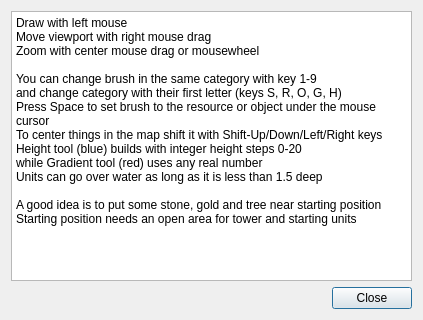
Before: the Qt Designer form source/glest_map_editor/help.ui in MegaGlest/megaglest-source, drawn with Qt 5.
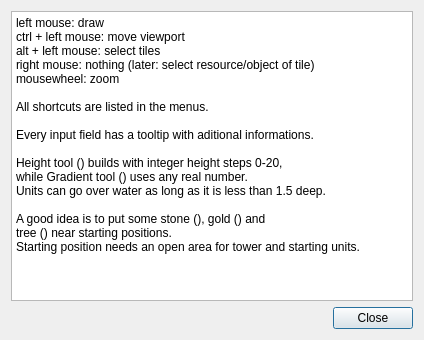
After: the same form once the commit is applied. Icons and pictures are not drawn.

Commit message: changed input fields, no further input validation necessary

Diff of the .ui file:
```diff
--- a/source/glest_map_editor/help.ui
+++ b/source/glest_map_editor/help.ui
@@ -6,8 +6,8 @@
    <rect>
     <x>0</x>
     <y>0</y>
-    <width>423</width>
-    <height>320</height>
+    <width>424</width>
+    <height>340</height>
    </rect>
   </property>
   <property name="windowTitle">
@@ -28,20 +28,26 @@
 &lt;html&gt;&lt;head&gt;&lt;meta name=&quot;qrichtext&quot; content=&quot;1&quot; /&gt;&lt;style type=&quot;text/css&quot;&gt;
 p, li { white-space: pre-wrap; }
 &lt;/style&gt;&lt;/head&gt;&lt;body style=&quot; font-family:'Sans Serif'; font-size:9pt; font-weight:400; font-style:normal;&quot;&gt;
-&lt;p style=&quot; margin-top:0px; margin-bottom:0px; margin-left:0px; margin-right:0px; -qt-block-indent:0; text-indent:0px;&quot;&gt;Draw with left mouse&lt;/p&gt;
-&lt;p style=&quot; margin-top:0px; margin-bottom:0px; margin-left:0px; margin-right:0px; -qt-block-indent:0; text-indent:0px;&quot;&gt;Move viewport with right mouse drag&lt;/p&gt;
-&lt;p style=&quot; margin-top:0px; margin-bottom:0px; margin-left:0px; margin-right:0px; -qt-block-indent:0; text-indent:0px;&quot;&gt;Zoom with center mouse drag or mousewheel&lt;/p&gt;
+&lt;p style=&quot; margin-top:0px; margin-bottom:0px; margin-left:0px; margin-right:0px; -qt-block-indent:0; text-indent:0px;&quot;&gt;left mouse: draw&lt;/p&gt;
+&lt;p style=&quot; margin-top:0px; margin-bottom:0px; margin-left:0px; margin-right:0px; -qt-block-indent:0; text-indent:0px;&quot;&gt;ctrl + left mouse: move viewport&lt;/p&gt;
+&lt;p style=&quot; margin-top:0px; margin-bottom:0px; margin-left:0px; margin-right:0px; -qt-block-indent:0; text-indent:0px;&quot;&gt;alt + left mouse: select tiles&lt;/p&gt;
+&lt;p style=&quot; margin-top:0px; margin-bottom:0px; margin-left:0px; margin-right:0px; -qt-block-indent:0; text-indent:0px;&quot;&gt;right mouse: nothing (later: select resource/object of tile)&lt;/p&gt;
+&lt;p style=&quot; margin-top:0px; margin-bottom:0px; margin-left:0px; margin-right:0px; -qt-block-indent:0; text-indent:0px;&quot;&gt;mousewheel: zoom&lt;/p&gt;
 &lt;p style=&quot;-qt-paragraph-type:empty; margin-top:0px; margin-bottom:0px; margin-left:0px; margin-right:0px; -qt-block-indent:0; text-indent:0px;&quot;&gt;&lt;br /&gt;&lt;/p&gt;
-&lt;p style=&quot; margin-top:0px; margin-bottom:0px; margin-left:0px; margin-right:0px; -qt-block-indent:0; text-indent:0px;&quot;&gt;You can change brush in the same category with key 1-9&lt;/p&gt;
-&lt;p style=&quot; margin-top:0px; margin-bottom:0px; margin-left:0px; margin-right:0px; -qt-block-indent:0; text-indent:0px;&quot;&gt;and change category with their first letter (keys S, R, O, G, H)&lt;/p&gt;
-&lt;p style=&quot; margin-top:0px; margin-bottom:0px; margin-left:0px; margin-right:0px; -qt-block-indent:0; text-indent:0px;&quot;&gt;Press Space to set brush to the resource or object under the mouse cursor&lt;/p&gt;
-&lt;p style=&quot; margin-top:0px; margin-bottom:0px; margin-left:0px; margin-right:0px; -qt-block-indent:0; text-indent:0px;&quot;&gt;To center things in the map shift it with Shift-Up/Down/Left/Right keys&lt;/p&gt;
-&lt;p style=&quot; margin-top:0px; margin-bottom:0px; margin-left:0px; margin-right:0px; -qt-block-indent:0; text-indent:0px;&quot;&gt;Height tool (blue) builds with integer height steps 0-20&lt;/p&gt;
-&lt;p style=&quot; margin-top:0px; margin-bottom:0px; margin-left:0px; margin-right:0px; -qt-block-indent:0; text-indent:0px;&quot;&gt;while Gradient tool (red) uses any real number&lt;/p&gt;
-&lt;p style=&quot; margin-top:0px; margin-bottom:0px; margin-left:0px; margin-right:0px; -qt-block-indent:0; text-indent:0px;&quot;&gt;Units can go over water as long as it is less than 1.5 deep&lt;/p&gt;
+&lt;p style=&quot; margin-top:0px; margin-bottom:0px; margin-left:0px; margin-right:0px; -qt-block-indent:0; text-indent:0px;&quot;&gt;All shortcuts are listed in the menus.&lt;/p&gt;
 &lt;p style=&quot;-qt-paragraph-type:empty; margin-top:0px; margin-bottom:0px; margin-left:0px; margin-right:0px; -qt-block-indent:0; text-indent:0px;&quot;&gt;&lt;br /&gt;&lt;/p&gt;
-&lt;p style=&quot; margin-top:0px; margin-bottom:0px; margin-left:0px; margin-right:0px; -qt-block-indent:0; text-indent:0px;&quot;&gt;A good idea is to put some stone, gold and tree near starting position&lt;/p&gt;
-&lt;p style=&quot; margin-top:0px; margin-bottom:0px; margin-left:0px; margin-right:0px; -qt-block-indent:0; text-indent:0px;&quot;&gt;Starting position needs an open area for tower and starting units&lt;/p&gt;&lt;/body&gt;&lt;/html&gt;</string>
+&lt;p style=&quot; margin-top:0px; margin-bottom:0px; margin-left:0px; margin-right:0px; -qt-block-indent:0; text-indent:0px;&quot;&gt;Every input field has a tooltip with aditional informations.&lt;/p&gt;
+&lt;p style=&quot;-qt-paragraph-type:empty; margin-top:0px; margin-bottom:0px; margin-left:0px; margin-right:0px; -qt-block-indent:0; text-indent:0px;&quot;&gt;&lt;br /&gt;&lt;/p&gt;
+&lt;p style=&quot; margin-top:0px; margin-bottom:0px; margin-left:0px; margin-right:0px; -qt-block-indent:0; text-indent:0px;&quot;&gt;Height tool (&lt;img src=&quot;:/icons/brush_height_p4.png&quot; /&gt;) builds with integer height steps 0-20,&lt;/p&gt;
+&lt;p style=&quot; margin-top:0px; margin-bottom:0px; margin-left:0px; margin-right:0px; -qt-block-indent:0; text-indent:0px;&quot;&gt;while Gradient tool (&lt;img src=&quot;:/icons/brush_gradient_p4.png&quot; /&gt;) uses any real number.&lt;/p&gt;
+&lt;p style=&quot; margin-top:0px; margin-bottom:0px; margin-left:0px; margin-right:0px; -qt-block-indent:0; text-indent:0px;&quot;&gt;Units can go over water as long as it is less than 1.5 deep.&lt;/p&gt;
+&lt;p style=&quot;-qt-paragraph-type:empty; margin-top:0px; margin-bottom:0px; margin-left:0px; margin-right:0px; -qt-block-indent:0; text-indent:0px;&quot;&gt;&lt;br /&gt;&lt;/p&gt;
+&lt;p style=&quot; margin-top:0px; margin-bottom:0px; margin-left:0px; margin-right:0px; -qt-block-indent:0; text-indent:0px;&quot;&gt;A good idea is to put some stone (&lt;img src=&quot;:/icons/brush_resource_2-stone.png&quot; /&gt;), gold (&lt;img src=&quot;:/icons/brush_resource_1-gold.png&quot; /&gt;) and&lt;/p&gt;
+&lt;p style=&quot; margin-top:0px; margin-bottom:0px; margin-left:0px; margin-right:0px; -qt-block-indent:0; text-indent:0px;&quot;&gt;tree (&lt;img src=&quot;:/icons/brush_object_tree.png&quot; /&gt;) near starting positions.&lt;/p&gt;
+&lt;p style=&quot; margin-top:0px; margin-bottom:0px; margin-left:0px; margin-right:0px; -qt-block-indent:0; text-indent:0px;&quot;&gt;Starting position needs an open area for tower and starting units.&lt;/p&gt;&lt;/body&gt;&lt;/html&gt;</string>
+     </property>
+     <property name="textInteractionFlags">
+      <set>Qt::TextSelectableByKeyboard|Qt::TextSelectableByMouse</set>
      </property>
     </widget>
    </item>
```
The commit also changes 3 other files.
